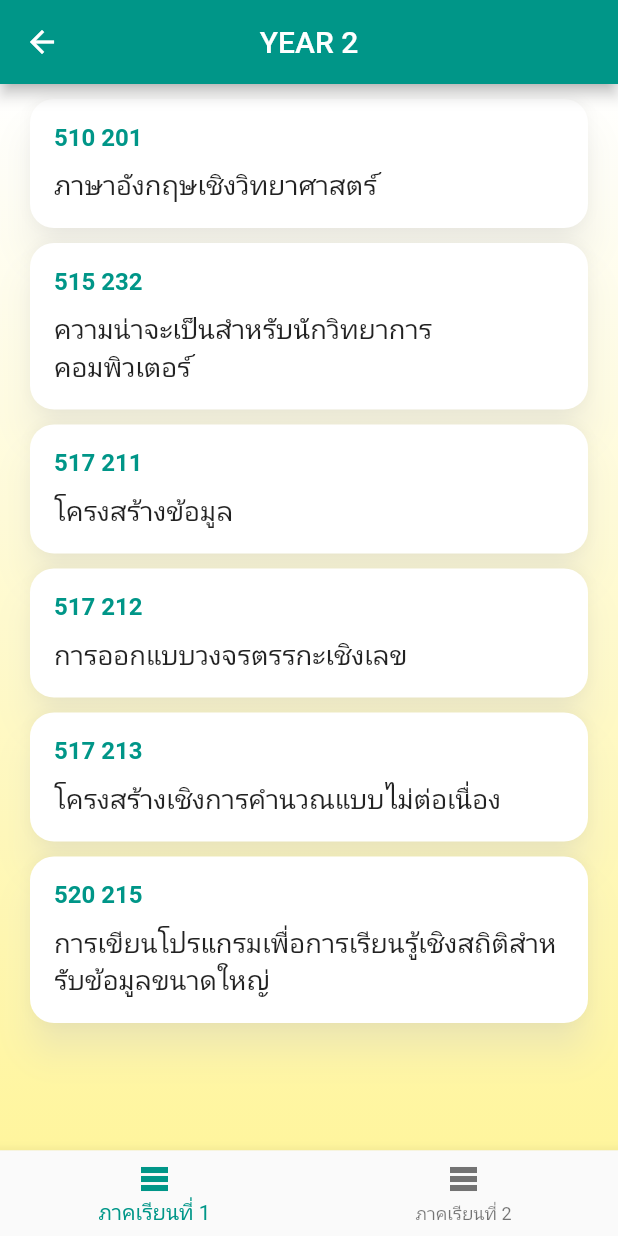
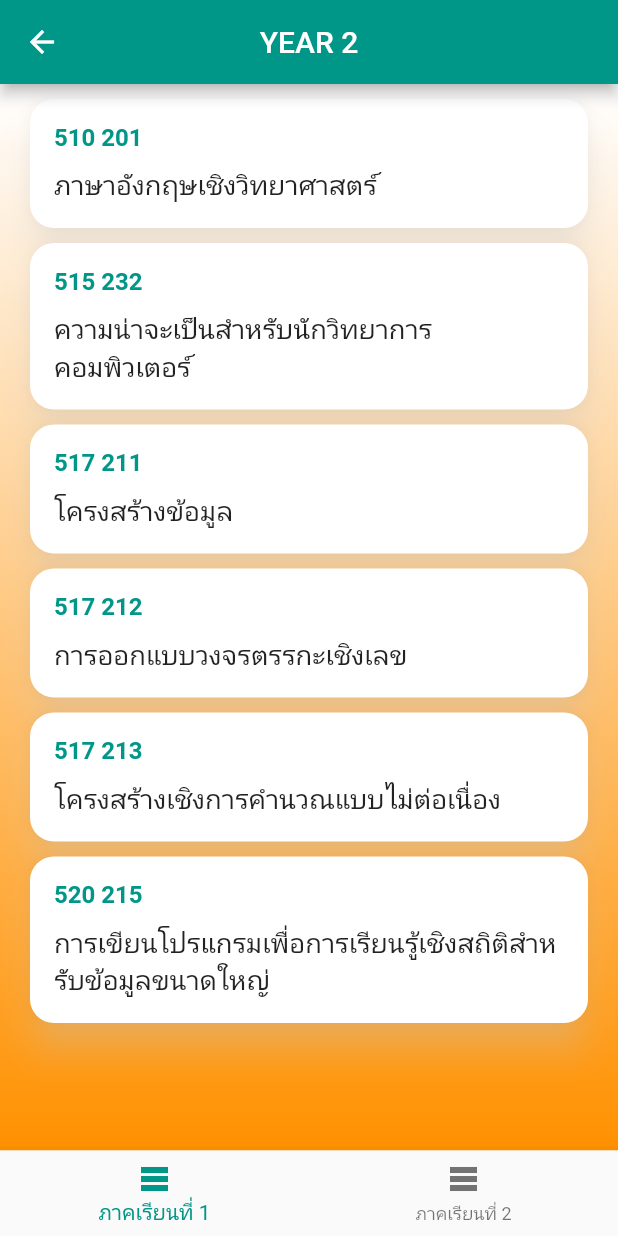
Before and after one commit to Pannita205/Project, a Flutter app: the screen it shows after launch, after a tap on "YEAR 2", on a phone screen of 412 x 824 dp. Run offline on Flutter 3.47's test engine with Material 2 defaults, Android fonts, the light colour scheme and no system bars; our stand-ins replace google_fonts; Roboto replaces fonts that are missing (Sarabun).

Commit message:
change color

```diff
--- a/lib/pages/home/home_page.dart
+++ b/lib/pages/home/home_page.dart
@@ -29,7 +29,7 @@ class _HomePageState extends State<HomePage> {
             // ไล่เฉดจากสีแดงไปสีน้ำเงิน
             colors: [
               Colors.white,
-              Colors.yellow.shade200,
+              Colors.orangeAccent.shade400,
 
             ],
           ),
--- a/lib/pages/years/first_year.dart
+++ b/lib/pages/years/first_year.dart
@@ -97,8 +97,7 @@ class _FirstYearState extends State<FirstYear> {
             // ไล่เฉดจากสีแดงไปสีน้ำเงิน
             colors: [
               Colors.white,
-              Colors.yellow.shade200,
-
+              Colors.orangeAccent.shade400,
             ],
           ),
         ),
--- a/lib/pages/years/fourth_year.dart
+++ b/lib/pages/years/fourth_year.dart
@@ -63,8 +63,7 @@ class _FourthYearState extends State<FourthYear> {
             // ไล่เฉดจากสีแดงไปสีน้ำเงิน
             colors: [
               Colors.white,
-              Colors.yellow.shade200,
-
+              Colors.orangeAccent.shade400,
             ],
           ),
         ),
--- a/lib/pages/years/second_year.dart
+++ b/lib/pages/years/second_year.dart
@@ -64,9 +64,9 @@ class _SecondYearState extends State<SecondYear> {
         name: 'การสื่อสารข้อมูลและเครือข่ายคอมพิวเตอร์',
         credit: 4,
         condition
-        :'- ทักษะการเขียนโปรแกรมคอมพิวเตอร์ 1\n- พื้นฐานคอมพิวเตอร์และวิทยาการสารสนเทศ'),
+        :'- ทักษะการเขียนโปรแกรมคอมพิวเตอร์ 2\n- พื้นฐานคอมพิวเตอร์และวิทยาการสารสนเทศ'),
     SubjectItem22(
-        id: '520 221', name: 'ระบบฐานข้อมูล', credit: 4,condition: '- ทักษะการเขียนโปรแกรมคอมพิวเตอร์ 1'),
+        id: '520 221', name: 'ระบบฐานข้อมูล', credit: 4,condition: '- ทักษะการเขียนโปรแกรมคอมพิวเตอร์ 2'),
   ];
 
   @override
@@ -102,8 +102,7 @@ class _SecondYearState extends State<SecondYear> {
             // ไล่เฉดจากสีแดงไปสีน้ำเงิน
             colors: [
               Colors.white,
-              Colors.yellow.shade200,
-
+              Colors.orangeAccent.shade400,
             ],
           ),
         ),
--- a/lib/pages/years/third_year.dart
+++ b/lib/pages/years/third_year.dart
@@ -119,7 +119,7 @@ class _ThirdYearState extends State<ThirdYear> {
             // ไล่เฉดจากสีแดงไปสีน้ำเงิน
             colors: [
               Colors.white,
-              Colors.yellow.shade200,
+              Colors.orangeAccent.shade400,
             ],
           ),
         ),
```
Also changed, not shown: lib/test.dart (added, +45 -0 lines).
